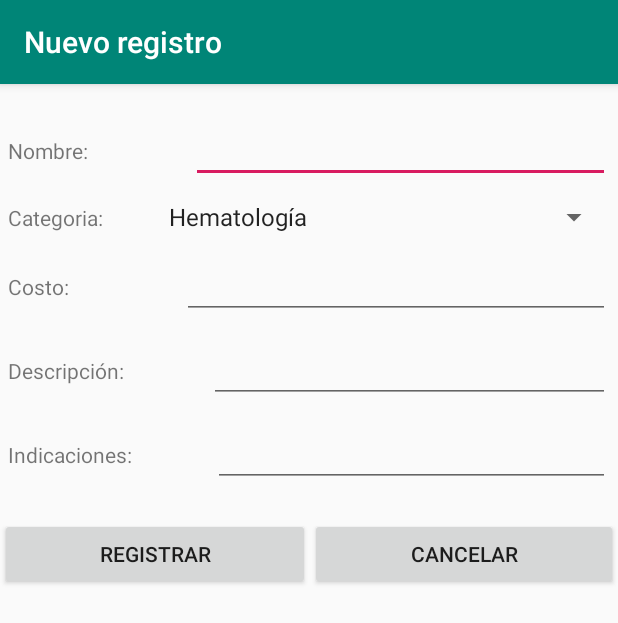
After one commit to gama12345/PlusLab, an Android app: the ServiciosRegistrarActivity screen opened directly, with no data from a screen before it, on a phone screen of 412 x 824 dp. The commit adds this screen. Shown: the top 623 px of the screen. Run offline under Robolectric (Android 15) with nearby library versions, the phone set to English and light mode, and no system bars; our stand-ins replace Firebase (no records; nobody signed in at launch, a user with empty details on screens opened directly).

Commit message:
Registra servicios (analisis)

```diff
--- a/app/src/main/AndroidManifest.xml
+++ b/app/src/main/AndroidManifest.xml
@@ -9,7 +9,8 @@
         android:roundIcon="@mipmap/ic_launcher_round"
         android:supportsRtl="true"
         android:theme="@style/AppTheme">
-        <activity android:name=".ServiciosAdminActivity"></activity>
+        <activity android:name=".ServiciosRegistrarActivity"></activity>
+        <activity android:name=".ServiciosAdminActivity" />
         <activity android:name=".MisdatosEditarPacienteActivity" />
         <activity android:name=".MisdatosEditarAdminActivity" />
         <activity android:name=".MisdatosPacienteActivity" />
--- a/app/src/main/java/com/example/pluslab/ServiciosAdminActivity.java
+++ b/app/src/main/java/com/example/pluslab/ServiciosAdminActivity.java
@@ -9,12 +9,15 @@ import androidx.swiperefreshlayout.widget.SwipeRefreshLayout;
 
 import android.app.Activity;
 import android.content.Intent;
+import android.database.sqlite.SQLiteDatabase;
 import android.os.Bundle;
 import android.util.Log;
 import android.view.MenuItem;
+import android.view.View;
 
 import com.google.android.gms.tasks.OnCompleteListener;
 import com.google.android.gms.tasks.Task;
+import com.google.android.material.floatingactionbutton.FloatingActionButton;
 import com.google.firebase.firestore.FirebaseFirestore;
 import com.google.firebase.firestore.QueryDocumentSnapshot;
 import com.google.firebase.firestore.QuerySnapshot;
@@ -50,6 +53,7 @@ public class ServiciosAdminActivity extends AppCompatActivity {
         refreshLayout = findViewById(R.id.swipeRefreshLayout);
         refreshLayout.setOnRefreshListener(refreshAction);
         leerDatosServicios();
+        configurarBtnFlotante();
     }
 
     void leerDatosServicios(){
@@ -93,4 +97,16 @@ public class ServiciosAdminActivity extends AppCompatActivity {
                 return super.onOptionsItemSelected(item);
         }
     }
+
+    void configurarBtnFlotante(){
+        FloatingActionButton nuevo = findViewById(R.id.btnAgregarServicio);
+        nuevo.setOnClickListener(new View.OnClickListener() {
+            @Override
+            public void onClick(View view) {
+                Intent intent = new Intent(ServiciosAdminActivity.this, ServiciosRegistrarActivity.class);
+                intent.setFlags(intent.getFlags() | Intent.FLAG_ACTIVITY_NO_HISTORY);
+                ServiciosAdminActivity.this.startActivity(intent);
+            }
+        });
+    }
 }
--- /dev/null
+++ b/app/src/main/java/com/example/pluslab/ServiciosRegistrarActivity.java
@@ -0,0 +1,103 @@
+package com.example.pluslab;
+
+import androidx.appcompat.app.AppCompatActivity;
+import androidx.appcompat.widget.Toolbar;
+
+import android.content.Intent;
+import android.os.Bundle;
+import android.view.View;
+import android.widget.ArrayAdapter;
+import android.widget.Button;
+import android.widget.EditText;
+import android.widget.Spinner;
+import android.widget.Toast;
+
+import com.google.android.gms.tasks.OnSuccessListener;
+import com.google.android.material.snackbar.Snackbar;
+import com.google.firebase.firestore.DocumentReference;
+import com.google.firebase.firestore.FirebaseFirestore;
+
+import java.util.HashMap;
+import java.util.Map;
+import java.util.regex.Pattern;
+
+public class ServiciosRegistrarActivity extends AppCompatActivity {
+
+    @Override
+    protected void onCreate(Bundle savedInstanceState) {
+        super.onCreate(savedInstanceState);
+        setContentView(R.layout.servicios_registrar_activity);
+
+        Toolbar myToolbar = (Toolbar) findViewById(R.id.custom_toolbar);
+        setSupportActionBar(myToolbar);
+        getSupportActionBar().setTitle("Nuevo registro");
+
+        agregarTextoSpinner();
+        agregarBtnAccion();
+    }
+    void agregarTextoSpinner(){
+        Spinner categoria = (Spinner)findViewById(R.id.input_categoriaServicio);
+        ArrayAdapter<CharSequence> adapter = ArrayAdapter.createFromResource(this,
+                R.array.categorias_analisis, android.R.layout.simple_spinner_item);
+        adapter.setDropDownViewResource(android.R.layout.simple_spinner_dropdown_item);
+        categoria.setAdapter(adapter);
+    }
+    void agregarBtnAccion(){
+        Button btnRegistrar = findViewById(R.id.btnRegistrarServicio);
+        btnRegistrar.setOnClickListener(guardar);
+        Button btnCancelar = findViewById(R.id.btnCancelarServicio);
+        btnCancelar.setOnClickListener(cancelar);
+    }
+
+    //ActionListener
+    View.OnClickListener guardar = new View.OnClickListener() {
+        @Override
+        public void onClick(View view) {
+            final View innerView = view;
+            final EditText nombre = findViewById(R.id.input_nombreServicio);
+            final Spinner categoria = findViewById(R.id.input_categoriaServicio);
+            final EditText costo = findViewById(R.id.input_costoServicio);
+            final EditText descripcion = findViewById(R.id.input_descripcionServicio);
+            final EditText indicaciones = findViewById(R.id.input_indicacionesServicio);
+            if(Pattern.matches("^([A-ZÁ-Úa-zá-ú]+\\s{0,1}[(A-ZÁ-Úa-zá-ú)]+)+$", nombre.getText().toString())){
+                if(Pattern.matches("^([A-ZÁ-Úa-zá-ú0-9;,\\.:]+\\s{0,1}[A-ZÁ-Úa-zá-ú0-9,\\.\\s]+)+$", descripcion.getText().toString())){
+                    if(Pattern.matches("^([A-ZÁ-Úa-zá-ú0-9;,\\.:]+\\s{0,1}[A-ZÁ-Úa-zá-ú0-9,\\.\\s]+)+$", indicaciones.getText().toString())){
+                        Map<String, Object> nvoServicio = new HashMap<>();
+                        nvoServicio.put("nombre", nombre.getText().toString());
+                        nvoServicio.put("categoria", categoria.getSelectedItem().toString());
+                        nvoServicio.put("costo", costo.getText().toString());
+                        nvoServicio.put("descripcion", descripcion.getText().toString());
+                        nvoServicio.put("indicaciones", indicaciones.getText().toString());
+                        FirebaseFirestore db = FirebaseFirestore.getInstance();
+                        db.collection("analisis").add(nvoServicio).addOnSuccessListener(new OnSuccessListener<DocumentReference>() {
+                            @Override
+                            public void onSuccess(DocumentReference documentReference) {
+                                Toast.makeText(innerView.getContext(), "Registro correcto", Toast.LENGTH_LONG).show();
+                                Intent intent = new Intent(ServiciosRegistrarActivity.this, ServiciosAdminActivity.class);
+                                intent.addFlags(Intent.FLAG_ACTIVITY_CLEAR_TOP | Intent.FLAG_ACTIVITY_NEW_TASK);
+                                ServiciosRegistrarActivity.this.startActivity(intent);
+                            }
+                        });
+                    }else{
+                        Snackbar.make(view, "Indicaciones incorrectas, use sólo letras, números, puntos y comas", Snackbar.LENGTH_LONG)
+                                .setAction("Mensaje de error", null).show();
+                    }
+                }else{
+                    Snackbar.make(view, "Descripción incorrecta, use sólo letras, números, puntos y comas", Snackbar.LENGTH_LONG)
+                            .setAction("Mensaje de error", null).show();
+                }
+            }else{
+                Snackbar.make(view, "Nombre incorrecto, use sólo letras", Snackbar.LENGTH_LONG)
+                        .setAction("Mensaje de error", null).show();
+            }
+        }
+    };
+    View.OnClickListener cancelar = new View.OnClickListener() {
+        @Override
+        public void onClick(View view) {
+            Intent intent = new Intent(ServiciosRegistrarActivity.this, ServiciosAdminActivity.class);
+            intent.addFlags(Intent.FLAG_ACTIVITY_CLEAR_TOP | Intent.FLAG_ACTIVITY_NEW_TASK);
+            ServiciosRegistrarActivity.this.startActivity(intent);
+        }
+    };
+}
--- a/app/src/main/res/layout/servicios_admin_activity.xml
+++ b/app/src/main/res/layout/servicios_admin_activity.xml
@@ -10,8 +10,19 @@
         android:id="@+id/custom_toolbar"
         layout="@layout/custom_toolbar"></include>
 
+    <com.google.android.material.floatingactionbutton.FloatingActionButton
+        android:id="@+id/btnAgregarServicio"
+        android:layout_width="wrap_content"
+        android:layout_height="wrap_content"
+        android:layout_marginEnd="15dp"
+        android:layout_marginBottom="15dp"
+        android:clickable="true"
+        app:backgroundTint="#774CAF50"
+        app:layout_constraintBottom_toBottomOf="parent"
+        app:layout_constraintEnd_toEndOf="parent"
+        app:srcCompat="@android:drawable/ic_menu_add" />
+
     <androidx.swiperefreshlayout.widget.SwipeRefreshLayout
-        xmlns:android="http://schemas.android.com/apk/res/android"
         android:id="@+id/swipeRefreshLayout"
         android:layout_width="match_parent"
         android:layout_height="wrap_content"
@@ -22,6 +33,7 @@
             android:scrollbars="vertical"
             android:layout_width="match_parent"
             android:layout_height="match_parent">
+
         </androidx.recyclerview.widget.RecyclerView>
 
     </androidx.swiperefreshlayout.widget.SwipeRefreshLayout>
--- /dev/null
+++ b/app/src/main/res/layout/servicios_registrar_activity.xml
@@ -0,0 +1,165 @@
+<?xml version="1.0" encoding="utf-8"?>
+<androidx.constraintlayout.widget.ConstraintLayout xmlns:android="http://schemas.android.com/apk/res/android"
+    xmlns:app="http://schemas.android.com/apk/res-auto"
+    xmlns:tools="http://schemas.android.com/tools"
+    android:layout_width="match_parent"
+    android:layout_height="wrap_content"
+    tools:context=".ServiciosRegistrarActivity">
+
+    <include
+        android:id="@+id/custom_toolbar"
+        layout="@layout/custom_toolbar"></include>
+
+    <ScrollView
+        android:layout_width="match_parent"
+        android:layout_height="wrap_content"
+        app:layout_constraintEnd_toEndOf="parent"
+        app:layout_constraintStart_toStartOf="parent"
+        app:layout_constraintTop_toBottomOf="@id/custom_toolbar">
+
+        <LinearLayout
+            android:layout_width="match_parent"
+            android:layout_height="wrap_content"
+            android:orientation="vertical">
+
+            <LinearLayout
+                android:layout_width="match_parent"
+                android:layout_height="match_parent"
+                android:layout_marginTop="15dp"
+                android:orientation="horizontal"
+                android:padding="5dp">
+
+                <TextView
+                    android:id="@+id/nuevoServicio_nombre"
+                    android:layout_width="wrap_content"
+                    android:layout_height="wrap_content"
+                    android:layout_weight="1"
+                    android:text="Nombre: " />
+
+                <EditText
+                    android:id="@+id/input_nombreServicio"
+                    android:layout_width="wrap_content"
+                    android:layout_height="wrap_content"
+                    android:layout_weight="1"
+                    android:ems="10"
+                    android:inputType="textPersonName" />
+
+            </LinearLayout>
+
+            <LinearLayout
+                android:layout_width="match_parent"
+                android:layout_height="match_parent"
+                android:orientation="horizontal"
+                android:padding="5dp">
+
+                <TextView
+                    android:id="@+id/nuevoServicio_categoria"
+                    android:layout_width="wrap_content"
+                    android:layout_height="wrap_content"
+                    android:layout_weight="0.5"
+                    android:text="Categoria: " />
+
+                <Spinner
+                    android:id="@+id/input_categoriaServicio"
+                    android:layout_width="wrap_content"
+                    android:layout_height="wrap_content"
+                    android:layout_weight="2" />
+
+            </LinearLayout>
+
+            <LinearLayout
+                android:layout_width="match_parent"
+                android:layout_height="match_parent"
+                android:orientation="horizontal"
+                android:padding="5dp">
+
+                <TextView
+                    android:id="@+id/nuevoServicio_costo"
+                    android:layout_width="wrap_content"
+                    android:layout_height="wrap_content"
+                    android:layout_weight="1"
+                    android:text="Costo: " />
+
+                <EditText
+                    android:id="@+id/input_costoServicio"
+                    android:layout_width="wrap_content"
+                    android:layout_height="wrap_content"
+                    android:layout_weight="1"
+                    android:ems="10"
+                    android:inputType="numberDecimal" />
+
+            </LinearLayout>
+
+            <LinearLayout
+                android:layout_width="match_parent"
+                android:layout_height="match_parent"
+                android:orientation="horizontal"
+                android:padding="5dp">
+
+                <TextView
+                    android:id="@+id/nuevoServicio_descripcion"
+                    android:layout_width="wrap_content"
+                    android:layout_height="wrap_content"
+                    android:layout_weight="1"
+                    android:text="Descripción: " />
+
+                <EditText
+                    android:id="@+id/input_descripcionServicio"
+                    android:layout_width="wrap_content"
+                    android:layout_height="wrap_content"
+                    android:layout_weight="1"
+                    android:ems="10"
+                    android:gravity="start|top"
+                    android:inputType="textMultiLine" />
+
+            </LinearLayout>
+
+            <LinearLayout
+                android:layout_width="match_parent"
+                android:layout_height="match_parent"
+                android:orientation="horizontal"
+                android:padding="5dp">
+
+                <TextView
+                    android:id="@+id/nuevoServicio_indicaciones"
+                    android:layout_width="wrap_content"
+                    android:layout_height="wrap_content"
+                    android:layout_weight="1"
+                    android:text="Indicaciones: " />
+
+                <EditText
+                    android:id="@+id/input_indicacionesServicio"
+                    android:layout_width="wrap_content"
+                    android:layout_height="wrap_content"
+                    android:layout_weight="1"
+                    android:ems="10"
+                    android:inputType="textPersonName" />
+
+            </LinearLayout>
+
+            <LinearLayout
+                android:layout_width="match_parent"
+                android:layout_height="match_parent"
+                android:layout_marginTop="15dp"
+                android:layout_marginBottom="50dp"
+                android:orientation="horizontal">
+
+                <Button
+                    android:id="@+id/btnRegistrarServicio"
+                    android:layout_width="wrap_content"
+                    android:layout_height="wrap_content"
+                    android:layout_weight="1"
+                    android:text="Registrar" />
+
+                <Button
+                    android:id="@+id/btnCancelarServicio"
+                    android:layout_width="wrap_content"
+                    android:layout_height="wrap_content"
+                    android:layout_weight="1"
+                    android:text="Cancelar" />
+            </LinearLayout>
+
+        </LinearLayout>
+    </ScrollView>
+
+</androidx.constraintlayout.widget.ConstraintLayout>
--- a/app/src/main/res/values/strings.xml
+++ b/app/src/main/res/values/strings.xml
@@ -9,4 +9,15 @@
         <item>Viernes</item>
         <item>Sábado</item>
     </string-array>
+    <string-array name="categorias_analisis">
+        <item>Hematología</item>
+        <item>Bioquímica</item>
+        <item>Coagulación</item>
+        <item>Bacteriología</item>
+        <item>Inmunología</item>
+        <item>Endocrinología</item>
+        <item>Alergías</item>
+        <item>Toxicología</item>
+        <item>Heces</item>
+    </string-array>
 </resources>
```
